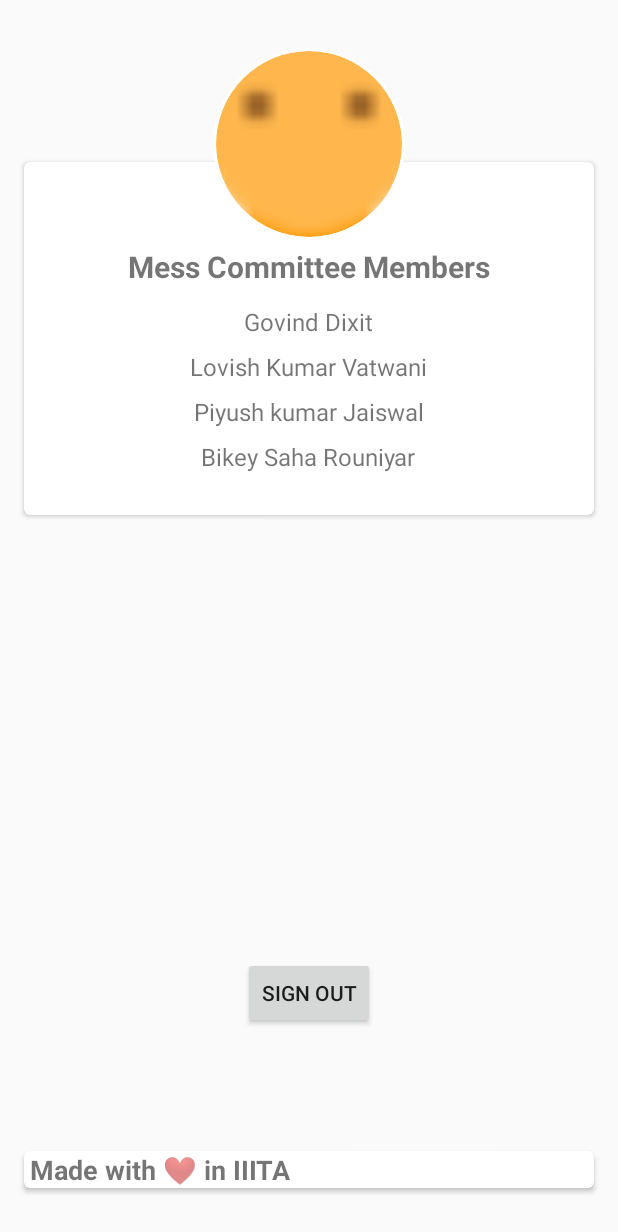
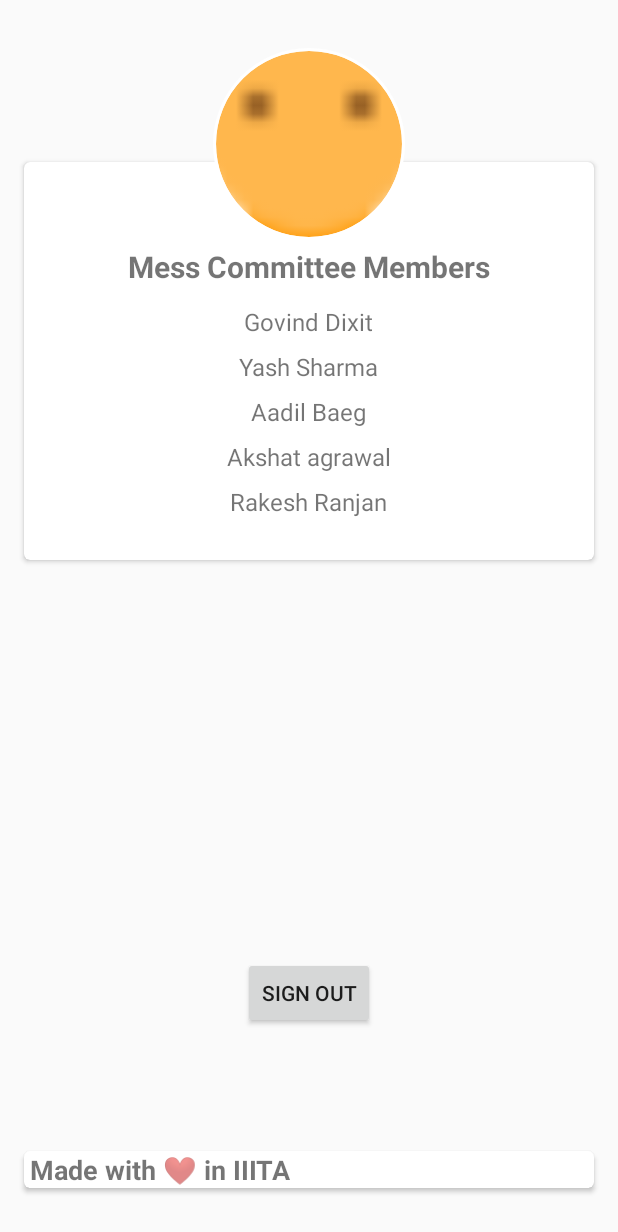
Before and after one commit to GOVINDDIXIT/IIITA-Mess-App, an Android app: the fragment AboutFragment shown on its own in the app's theme, on a phone screen of 412 x 824 dp. Shown: the top 1232 px of the screen. Run offline under Robolectric (Android 15) with nearby library versions, the phone set to English and light mode, and no system bars; our stand-ins replace CircleImageView; 1 statement that could not run was skipped.

Commit message:
update new members

```diff
--- a/app/src/main/res/layout/user_about_card.xml
+++ b/app/src/main/res/layout/user_about_card.xml
@@ -38,21 +38,28 @@
             android:layout_width="wrap_content"
             android:layout_height="wrap_content"
             android:paddingVertical="4dp"
-            android:text="Lovish Kumar Vatwani"
+            android:text="Yash Sharma"
             android:textSize="16dp" />
         <TextView
             android:id="@+id/user3"
             android:layout_width="wrap_content"
             android:layout_height="wrap_content"
             android:paddingVertical="4dp"
-            android:text="Piyush kumar Jaiswal"
+            android:text="Aadil Baeg"
             android:textSize="16dp" />
         <TextView
             android:id="@+id/user4"
             android:layout_width="wrap_content"
             android:layout_height="wrap_content"
             android:paddingVertical="4dp"
-            android:text="Bikey Saha Rouniyar"
+            android:text="Akshat agrawal"
+            android:textSize="16dp" />
+        <TextView
+            android:id="@+id/user5"
+            android:layout_width="wrap_content"
+            android:layout_height="wrap_content"
+            android:paddingVertical="4dp"
+            android:text="Rakesh Ranjan"
             android:textSize="16dp" />
 
         <LinearLayout
```
